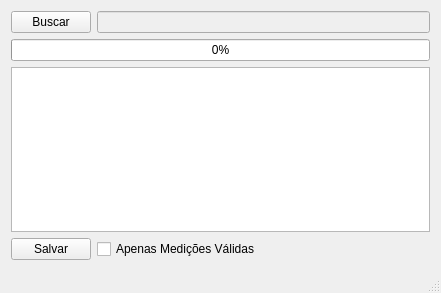
Above: MainWindow.ui from OtavioPellicano/Separador_UFs_Rawdata before the change. Below: the same form after it.
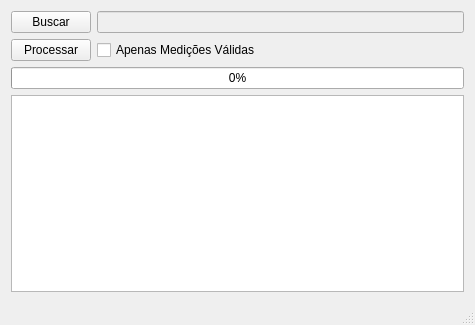
That is the form after the change.

```diff
--- a/MainWindow.ui
+++ b/MainWindow.ui
@@ -6,8 +6,8 @@
    <rect>
     <x>0</x>
     <y>0</y>
-    <width>441</width>
-    <height>293</height>
+    <width>475</width>
+    <height>325</height>
    </rect>
   </property>
   <property name="windowTitle">
@@ -35,25 +35,12 @@
         </item>
        </layout>
       </item>
-      <item>
-       <widget class="QProgressBar" name="progressBar">
-        <property name="value">
-         <number>0</number>
-        </property>
-        <property name="alignment">
-         <set>Qt::AlignCenter</set>
-        </property>
-       </widget>
-      </item>
-      <item>
-       <widget class="QTableWidget" name="tableWidget_listaArquivos"/>
-      </item>
       <item>
        <layout class="QHBoxLayout" name="horizontalLayout">
         <item>
          <widget class="QPushButton" name="pushButton_salvar">
           <property name="text">
-           <string>Salvar</string>
+           <string>Processar</string>
           </property>
          </widget>
         </item>
@@ -79,6 +66,23 @@
         </item>
        </layout>
       </item>
+      <item>
+       <layout class="QHBoxLayout" name="horizontalLayout_3">
+        <item>
+         <widget class="QProgressBar" name="progressBar">
+          <property name="value">
+           <number>0</number>
+          </property>
+          <property name="alignment">
+           <set>Qt::AlignCenter</set>
+          </property>
+         </widget>
+        </item>
+       </layout>
+      </item>
+      <item>
+       <widget class="QTableWidget" name="tableWidget_listaArquivos"/>
+      </item>
      </layout>
     </item>
    </layout>
```
